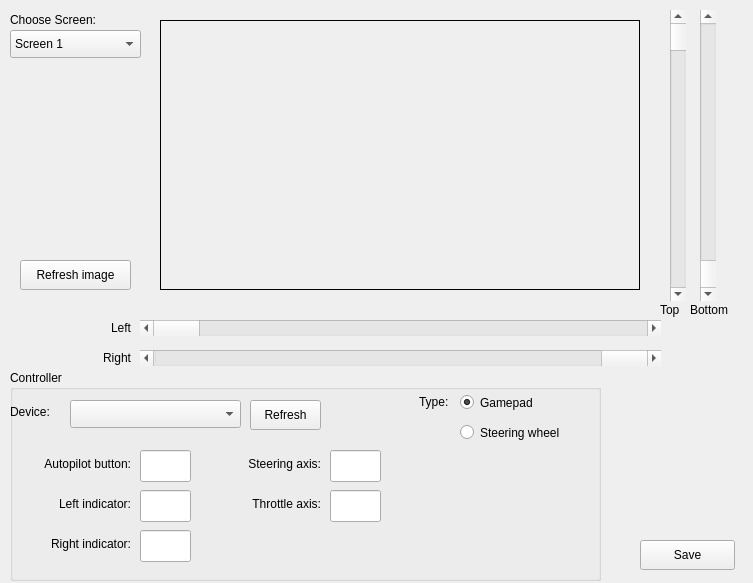
Old version of the form UI/designer/settings.ui in the repository BrunoTh/ETS2Autopilot.
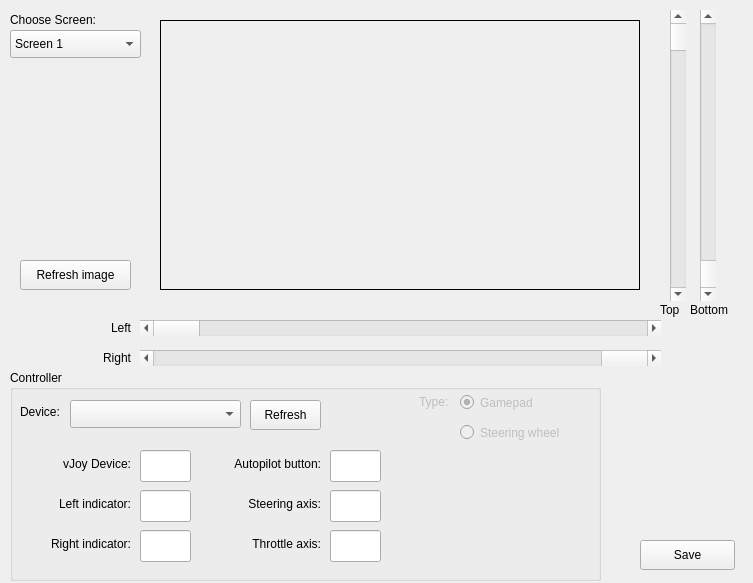
New version of the form.

Commit message: fixed image preview in sequence details finished settings functionality

Diff of the .ui file:
```diff
--- a/UI/designer/settings.ui
+++ b/UI/designer/settings.ui
@@ -226,7 +226,7 @@
    <widget class="QLabel" name="label_6">
     <property name="geometry">
      <rect>
-      <x>0</x>
+      <x>10</x>
       <y>32</y>
       <width>66</width>
       <height>20</height>
@@ -252,7 +252,7 @@
    <widget class="QLineEdit" name="e_autopilot">
     <property name="geometry">
      <rect>
-      <x>130</x>
+      <x>320</x>
       <y>80</y>
       <width>51</width>
       <height>32</height>
@@ -262,7 +262,7 @@
    <widget class="QLabel" name="label_8">
     <property name="geometry">
      <rect>
-      <x>0</x>
+      <x>190</x>
       <y>84</y>
       <width>121</width>
       <height>20</height>
@@ -331,7 +331,7 @@
     <property name="geometry">
      <rect>
       <x>190</x>
-      <y>84</y>
+      <y>124</y>
       <width>121</width>
       <height>20</height>
      </rect>
@@ -347,7 +347,7 @@
     <property name="geometry">
      <rect>
       <x>320</x>
-      <y>80</y>
+      <y>120</y>
       <width>51</width>
       <height>32</height>
      </rect>
@@ -357,7 +357,7 @@
     <property name="geometry">
      <rect>
       <x>320</x>
-      <y>120</y>
+      <y>160</y>
       <width>51</width>
       <height>32</height>
      </rect>
@@ -367,7 +367,7 @@
     <property name="geometry">
      <rect>
       <x>190</x>
-      <y>124</y>
+      <y>164</y>
       <width>121</width>
       <height>20</height>
      </rect>
@@ -380,6 +380,9 @@
     </property>
    </widget>
    <widget class="QLabel" name="label_13">
+    <property name="enabled">
+     <bool>false</bool>
+    </property>
     <property name="geometry">
      <rect>
       <x>409</x>
@@ -393,6 +396,9 @@
     </property>
    </widget>
    <widget class="QRadioButton" name="rb_gamepad">
+    <property name="enabled">
+     <bool>false</bool>
+    </property>
     <property name="geometry">
      <rect>
       <x>450</x>
@@ -404,11 +410,17 @@
     <property name="text">
      <string>Gamepad</string>
     </property>
+    <property name="checkable">
+     <bool>true</bool>
+    </property>
     <property name="checked">
      <bool>true</bool>
     </property>
    </widget>
    <widget class="QRadioButton" name="rb_wheel">
+    <property name="enabled">
+     <bool>false</bool>
+    </property>
     <property name="geometry">
      <rect>
       <x>450</x>
@@ -421,6 +433,32 @@
      <string>Steering wheel</string>
     </property>
    </widget>
+   <widget class="QLabel" name="label_14">
+    <property name="geometry">
+     <rect>
+      <x>0</x>
+      <y>84</y>
+      <width>121</width>
+      <height>20</height>
+     </rect>
+    </property>
+    <property name="text">
+     <string>vJoy Device:</string>
+    </property>
+    <property name="alignment">
+     <set>Qt::AlignRight|Qt::AlignTrailing|Qt::AlignVCenter</set>
+    </property>
+   </widget>
+   <widget class="QLineEdit" name="e_vjoy">
+    <property name="geometry">
+     <rect>
+      <x>130</x>
+      <y>80</y>
+      <width>51</width>
+      <height>32</height>
+     </rect>
+    </property>
+   </widget>
   </widget>
   <widget class="QPushButton" name="b_save">
    <property name="geometry">
```
The commit also changes 6 other files.
